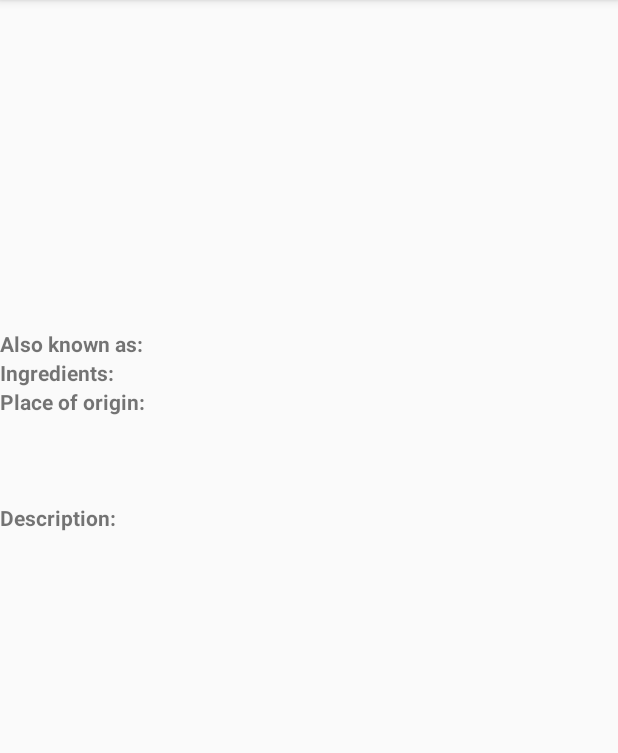
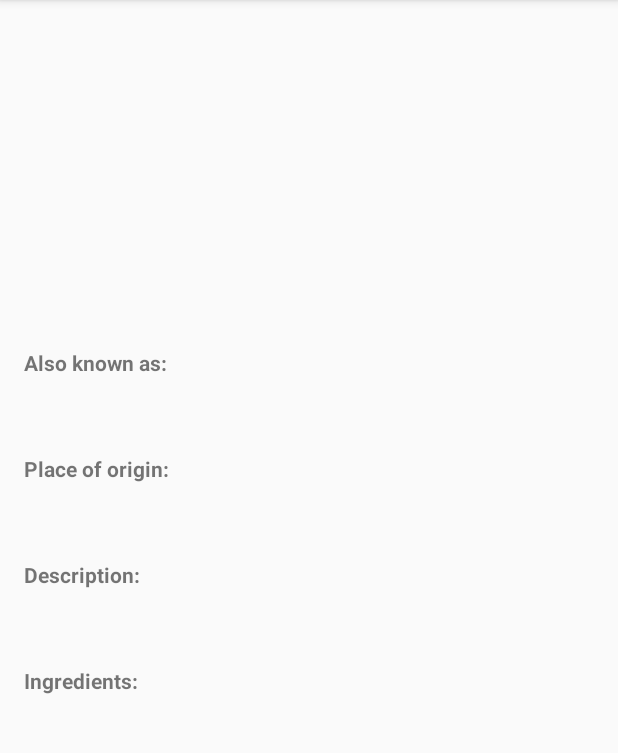
Before and after one commit to PackHg/Udacity-AND-SandwichClub, an Android app: the DetailActivity screen opened directly, with no data from a screen before it, on a phone screen of 412 x 824 dp, the part 84-837 px from its top. Run offline under Robolectric (Android 15) with nearby library versions, the phone set to English and light mode, and no system bars; our stand-ins replace Picasso; pictures from the network do not load; 1 statement that could not run was skipped.

Commit message:
feat: Populate the UI of DetailActivity

```diff
--- a/app/src/main/res/layout/activity_detail.xml
+++ b/app/src/main/res/layout/activity_detail.xml
@@ -9,59 +9,52 @@
     <LinearLayout
         android:layout_width="match_parent"
         android:layout_height="wrap_content"
+        android:layout_marginStart="@dimen/activity_horizontal_margin"
+        android:layout_marginLeft="@dimen/activity_horizontal_margin"
+        android:layout_marginRight="@dimen/activity_horizontal_margin"
+        android:layout_marginEnd="@dimen/activity_horizontal_margin"
         android:orientation="vertical">
 
         <ImageView
             android:id="@+id/image_iv"
             android:layout_width="match_parent"
             android:layout_height="200dp"
+            android:layout_marginTop="@dimen/activity_vertical_margin"
             android:adjustViewBounds="true"
             android:contentDescription="@string/sandwich_picture_content_description"
             android:scaleType="centerCrop" />
 
         <TextView
-            android:id="@+id/origin_tv"
-            android:layout_width="wrap_content"
-            android:layout_height="wrap_content" />
+            android:text="@string/detail_also_known_as_label"
+            style="@style/TextViewLabelStyle" />
 
         <TextView
-            android:layout_width="wrap_content"
-            android:layout_height="wrap_content"
-            android:text="@string/detail_also_known_as_label"
-            android:textStyle="bold" />
+            android:id="@+id/also_known_tv"
+            style="@style/TextViewStyle" />
 
         <TextView
-            android:layout_width="wrap_content"
-            android:layout_height="wrap_content"
-            android:text="@string/detail_ingredients_label"
-            android:textStyle="bold" />
+            android:text="@string/detail_place_of_origin_label"
+            style="@style/TextViewLabelStyle" />
 
         <TextView
-            android:layout_width="wrap_content"
-            android:layout_height="wrap_content"
-            android:text="@string/detail_place_of_origin_label"
-            android:textStyle="bold" />
+            android:id="@+id/origin_tv"
+            style="@style/TextViewStyle" />
+
+        <TextView
+            android:text="@string/detail_description_label"
+            style="@style/TextViewLabelStyle" />
 
         <TextView
             android:id="@+id/description_tv"
-            android:layout_width="wrap_content"
-            android:layout_height="wrap_content" />
+            style="@style/TextViewStyle" />
+
+        <TextView
+            android:text="@string/detail_ingredients_label"
+            style="@style/TextViewLabelStyle" />
 
         <TextView
             android:id="@+id/ingredients_tv"
-            android:layout_width="wrap_content"
-            android:layout_height="wrap_content" />
-
-        <TextView
-            android:id="@+id/also_known_tv"
-            android:layout_width="wrap_content"
-            android:layout_height="wrap_content" />
-
-        <TextView
-            android:layout_width="wrap_content"
-            android:layout_height="wrap_content"
-            android:text="@string/detail_description_label"
-            android:textStyle="bold" />
+            style="@style/TextViewStyle" />
 
     </LinearLayout>
 
--- a/app/src/main/res/layout/activity_main.xml
+++ b/app/src/main/res/layout/activity_main.xml
@@ -3,6 +3,10 @@
     xmlns:tools="http://schemas.android.com/tools"
     android:layout_width="match_parent"
     android:layout_height="match_parent"
+    android:layout_marginStart="@dimen/activity_horizontal_margin"
+    android:layout_marginLeft="@dimen/activity_horizontal_margin"
+    android:layout_marginRight="@dimen/activity_horizontal_margin"
+    android:layout_marginEnd="@dimen/activity_horizontal_margin"
     tools:context="com.udacity.sandwichclub.MainActivity">
 
     <ListView
--- a/app/src/main/res/values/styles.xml
+++ b/app/src/main/res/values/styles.xml
@@ -8,4 +8,17 @@
         <item name="colorAccent">@color/colorAccent</item>
     </style>
 
+    <style name="TextViewStyle">
+        <item name="android:layout_width">wrap_content</item>
+        <item name="android:layout_height">wrap_content</item>
+        <item name="android:layout_marginTop">@dimen/activity_vertical_margin</item>
+    </style>
+
+    <style name="TextViewLabelStyle">
+        <item name="android:layout_width">wrap_content</item>
+        <item name="android:layout_height">wrap_content</item>
+        <item name="android:layout_marginTop">@dimen/activity_vertical_margin</item>
+        <item name="android:textStyle">bold</item>
+    </style>
+
 </resources>
```
Also changed, not shown: app/src/main/java/com/udacity/sandwichclub/DetailActivity.java (+67 -2 lines).
